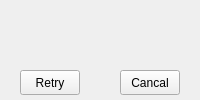
Before: the Qt Designer form message/message.ui in Blackrose/Tcutest_SerialSystem, drawn with Qt 5.
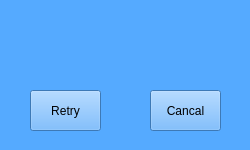
After: the same form once the commit is applied.

```diff
--- a/message/message.ui
+++ b/message/message.ui
@@ -6,15 +6,15 @@
    <rect>
     <x>0</x>
     <y>0</y>
-    <width>200</width>
-    <height>100</height>
+    <width>250</width>
+    <height>150</height>
    </rect>
   </property>
   <property name="windowTitle">
    <string>提示信息</string>
   </property>
   <property name="styleSheet">
-   <string notr="true">font: 12pt &quot;Sans Serif&quot;;</string>
+   <string notr="true">font: 12pt &quot;Sans Serif&quot;;background-color: rgb(85, 170, 255);-color:rgba(255, 255, 255, 55%);</string>
   </property>
   <widget class="QLabel" name="lblMsg">
    <property name="geometry">
@@ -51,10 +51,10 @@
   <widget class="QPushButton" name="pbt_retry">
    <property name="geometry">
     <rect>
-     <x>20</x>
-     <y>70</y>
-     <width>60</width>
-     <height>25</height>
+     <x>30</x>
+     <y>90</y>
+     <width>71</width>
+     <height>41</height>
     </rect>
    </property>
    <property name="text">
@@ -64,10 +64,10 @@
   <widget class="QPushButton" name="pbt_cancel">
    <property name="geometry">
     <rect>
-     <x>120</x>
-     <y>70</y>
-     <width>60</width>
-     <height>25</height>
+     <x>150</x>
+     <y>90</y>
+     <width>71</width>
+     <height>41</height>
     </rect>
    </property>
    <property name="text">
```
